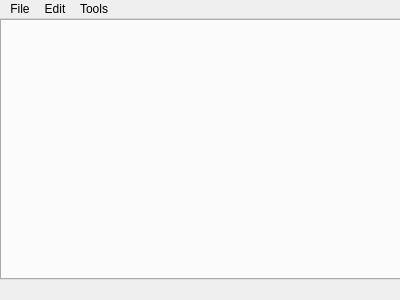
Before: the Qt Designer form src/bin/andromeda-gui/gui/MainWindow.ui in lightray22/andromeda-desktop-clients, drawn with Qt 5.
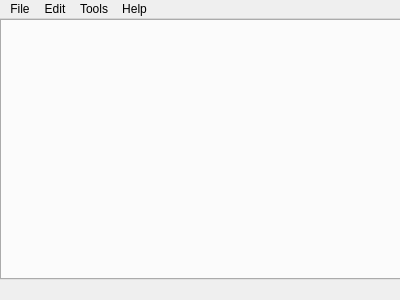
After: the same form once the commit is applied.

Patch:
```diff
--- a/src/bin/andromeda-gui/gui/MainWindow.ui
+++ b/src/bin/andromeda-gui/gui/MainWindow.ui
@@ -76,9 +76,16 @@
     <addaction name="actionUnmount_Storage"/>
     <addaction name="actionBrowse_Storage"/>
    </widget>
+   <widget class="QMenu" name="menuHelp">
+    <property name="title">
+     <string>Help</string>
+    </property>
+    <addaction name="actionAbout"/>
+   </widget>
    <addaction name="menuFile"/>
    <addaction name="menuEdit"/>
    <addaction name="menuTools"/>
+   <addaction name="menuHelp"/>
   </widget>
   <widget class="QStatusBar" name="statusbar">
    <property name="sizeGripEnabled">
```
Left out of the diff: 25 changed lines with no effect on the pictures.
